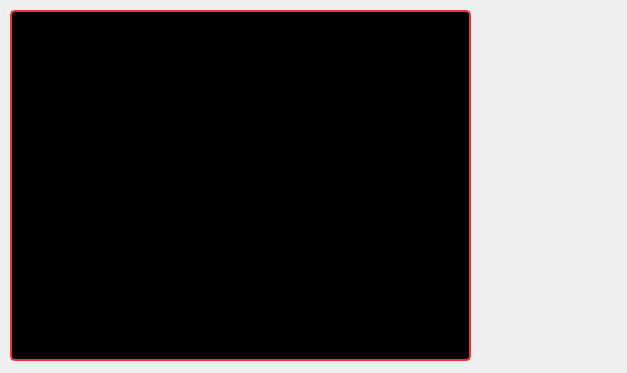
Qt form src/kdk/facechat.ui (addinedu-ros-4th/deeplearning-repo-5) before a commit.
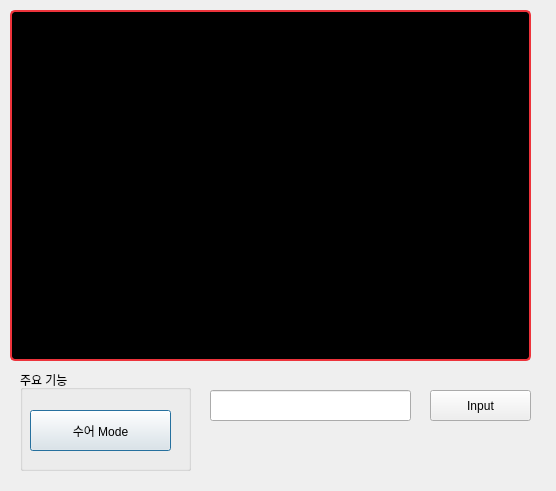
The same form after that commit.

Commit message: 코드 수정

What changed in the file:
```diff
--- a/src/kdk/facechat.ui
+++ b/src/kdk/facechat.ui
@@ -6,8 +6,8 @@
    <rect>
     <x>0</x>
     <y>0</y>
-    <width>627</width>
-    <height>373</height>
+    <width>556</width>
+    <height>491</height>
    </rect>
   </property>
   <property name="windowTitle">
@@ -18,7 +18,7 @@
     <rect>
      <x>10</x>
      <y>10</y>
-     <width>461</width>
+     <width>521</width>
      <height>351</height>
     </rect>
    </property>
@@ -37,6 +37,76 @@
     <string/>
    </property>
   </widget>
+  <widget class="QGroupBox" name="groupBox">
+   <property name="geometry">
+    <rect>
+     <x>20</x>
+     <y>370</y>
+     <width>171</width>
+     <height>101</height>
+    </rect>
+   </property>
+   <property name="title">
+    <string>주요 기능</string>
+   </property>
+   <widget class="QPushButton" name="gestureButton">
+    <property name="geometry">
+     <rect>
+      <x>10</x>
+      <y>40</y>
+      <width>141</width>
+      <height>41</height>
+     </rect>
+    </property>
+    <property name="text">
+     <string>수어 Mode</string>
+    </property>
+   </widget>
+  </widget>
+  <widget class="QLabel" name="label">
+   <property name="geometry">
+    <rect>
+     <x>30</x>
+     <y>300</y>
+     <width>331</width>
+     <height>41</height>
+    </rect>
+   </property>
+   <property name="styleSheet">
+    <string notr="true">color: white; 
+background-color: rgba(0, 0, 0, 0.5); 
+border-radius: 5px;</string>
+   </property>
+   <property name="frameShape">
+    <enum>QFrame::NoFrame</enum>
+   </property>
+   <property name="text">
+    <string/>
+   </property>
+  </widget>
+  <widget class="QPushButton" name="inputButton">
+   <property name="geometry">
+    <rect>
+     <x>430</x>
+     <y>390</y>
+     <width>101</width>
+     <height>31</height>
+    </rect>
+   </property>
+   <property name="text">
+    <string>Input</string>
+   </property>
+  </widget>
+  <widget class="QLineEdit" name="lineEdit">
+   <property name="geometry">
+    <rect>
+     <x>210</x>
+     <y>390</y>
+     <width>201</width>
+     <height>31</height>
+    </rect>
+   </property>
+  </widget>
  </widget>
  <resources/>
  <connections/>
```
The commit also changes 2 other files.
